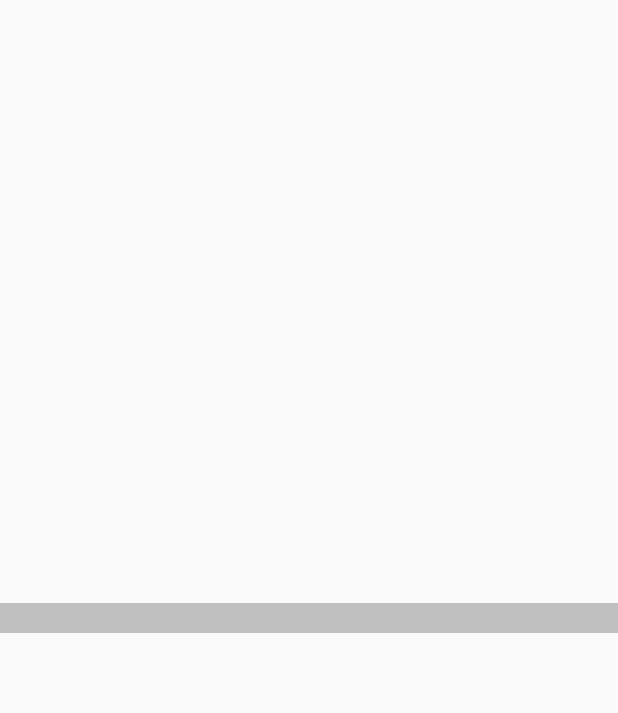
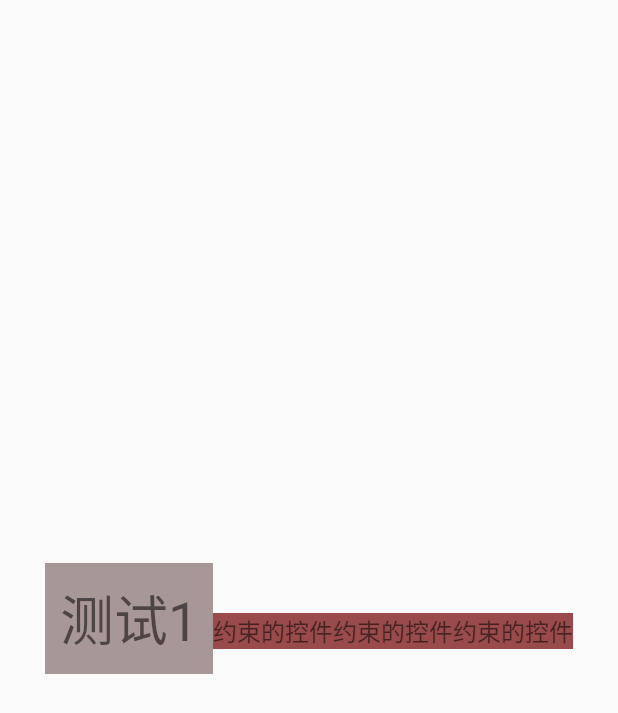
Before and after one commit to isyue/UtilsLibrary, an Android app: the layout item_footer_new.xml on its own in the app's theme, with its tools: preview values and no code run, on a phone screen of 412 x 824 dp. Shown: the top 713 px of the screen. Run offline under Robolectric (Android 15) with nearby library versions, the phone set to English and light mode, and no system bars.

Commit message:
- format code

```diff
--- a/app/src/main/res/layout/item_footer_new.xml
+++ b/app/src/main/res/layout/item_footer_new.xml
@@ -1,8 +1,81 @@
 <?xml version="1.0" encoding="utf-8"?>
-<LinearLayout xmlns:android="http://schemas.android.com/apk/res/android"
+<android.support.constraint.ConstraintLayout xmlns:android="http://schemas.android.com/apk/res/android"
+    xmlns:app="http://schemas.android.com/apk/res-auto"
     android:id="@+id/q_footer"
     android:layout_width="match_parent"
-    android:layout_height="20dp"
+    android:layout_height="match_parent"
     android:layout_gravity="center_vertical"
-    android:background="#c0c0c0"
-    android:orientation="horizontal"></LinearLayout>
+    android:orientation="horizontal">
+
+    <TextView
+        android:id="@+id/text_start"
+        android:layout_width="wrap_content"
+        android:layout_height="wrap_content"
+        android:background="#A89797"
+        android:padding="10dp"
+        android:text="测试1"
+        android:textSize="36sp"
+        app:layout_constraintBottom_toBottomOf="parent"
+        app:layout_constraintHorizontal_chainStyle="packed"
+        app:layout_constraintLeft_toLeftOf="parent"
+        app:layout_constraintRight_toLeftOf="@+id/text1"
+        app:layout_constraintTop_toTopOf="parent"
+        app:layout_optimizationLevel="" />
+
+    <TextView
+        android:id="@+id/text1"
+        android:layout_width="wrap_content"
+        android:layout_height="0dp"
+        android:background="#994B4B"
+        android:text="约束的控件"
+        android:textSize="16sp"
+        app:layout_constraintBaseline_toBaselineOf="@id/text_start"
+        app:layout_constraintLeft_toRightOf="@id/text_start"
+        app:layout_constraintRight_toLeftOf="@+id/text2"
+        app:layout_constraintVertical_bias="1" />
+
+    <TextView
+        android:id="@+id/text2"
+        android:layout_width="wrap_content"
+        android:layout_height="0dp"
+        android:background="#994B4B"
+        android:text="约束的控件"
+        android:textSize="16sp"
+        app:layout_constraintBaseline_toBaselineOf="@id/text1"
+        app:layout_constraintLeft_toRightOf="@id/text1"
+        app:layout_constraintRight_toLeftOf="@id/text_end"
+        app:layout_constraintVertical_bias="1" />
+
+    <TextView
+        android:id="@+id/text_end"
+        android:layout_width="wrap_content"
+        android:layout_height="0dp"
+        android:background="#994B4B"
+        android:text="约束的控件"
+        android:textSize="16sp"
+        app:layout_constraintBaseline_toBaselineOf="@id/text2"
+        app:layout_constraintLeft_toRightOf="@id/text2"
+        app:layout_constraintRight_toRightOf="parent"
+        app:layout_constraintVertical_bias="1" />
+
+    <android.support.constraint.Guideline
+        android:id="@+id/guideline1"
+        android:layout_width="wrap_content"
+        android:layout_height="wrap_content"
+        android:orientation="horizontal"
+        app:layout_constraintGuide_begin="190dp" />
+
+    <android.support.constraint.Guideline
+        android:id="@+id/guideline2"
+        android:layout_width="wrap_content"
+        android:layout_height="wrap_content"
+        android:orientation="vertical"
+        app:layout_constraintGuide_percent="0.7" />
+
+    <android.support.constraint.Group
+        android:id="@+id/group"
+        android:layout_width="wrap_content"
+        android:layout_height="wrap_content"
+        android:visibility="visible"
+        app:constraint_referenced_ids="text1,text2" />
+</android.support.constraint.ConstraintLayout>
```
